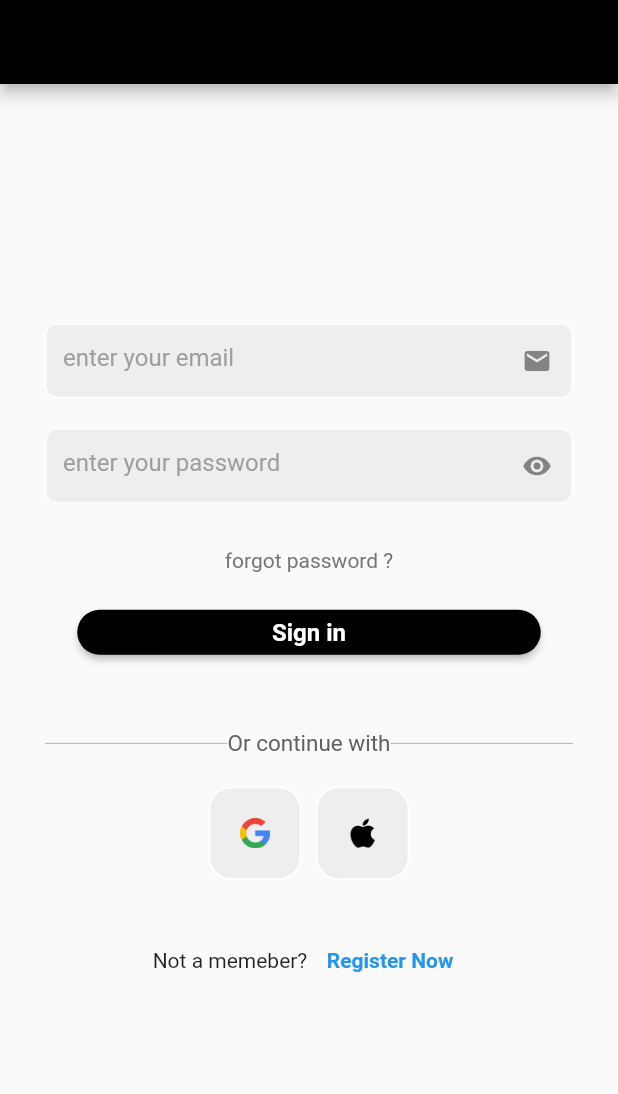
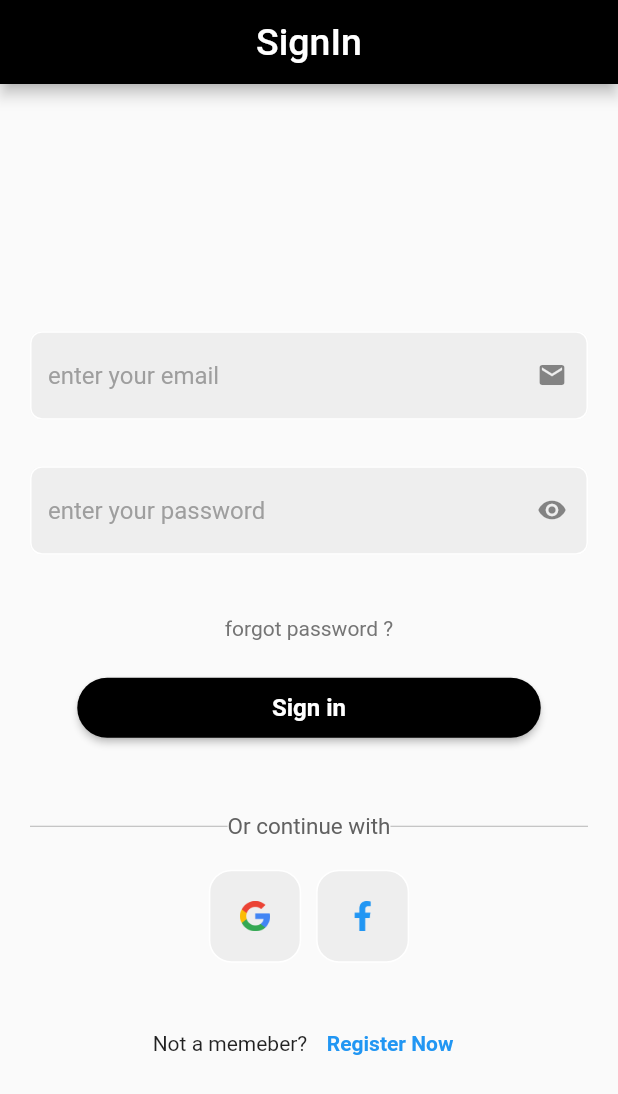
Before and after one commit to Hamzabinahmed/flutter_firebase_login, a Flutter app: the screen it shows after launch, on a phone screen of 412 x 824 dp. Shown: the top 1094 px of the screen. Run offline on Flutter 3.47's test engine with Material 2 defaults, Android fonts, the phone set to English and light mode, and no system bars; our stand-ins replace cloud_firestore, firebase_auth, firebase_core; accounts and stored records are empty.

Commit message:
allproduct.dart ,add_product.dart ,login_screen.dart , signup_screen.dart

```diff
--- a/lib/components/my_button.dart
+++ b/lib/components/my_button.dart
@@ -9,7 +9,7 @@ class MyButton extends StatelessWidget {
   @override
   Widget build(BuildContext context) {
     return SizedBox(
-      height: 30,
+      height: 40,
       width: MediaQuery.of(context).size.width*0.75,
       child: ElevatedButton(
         style: ElevatedButton.styleFrom(
--- a/lib/components/square_tile.dart
+++ b/lib/components/square_tile.dart
@@ -2,9 +2,12 @@ import 'package:flutter/material.dart';
 
 class SquareTile extends StatelessWidget {
   final String imagePath;
+  final Color? color;
   const SquareTile({
     super.key,
     required this.imagePath,
+
+    this.color
   });
 
   @override
@@ -16,7 +19,7 @@ class SquareTile extends StatelessWidget {
         borderRadius: BorderRadius.circular(15),
         color: Colors.grey[200],
       ),
-      child: Image.asset(imagePath, height: 20),
+      child: Image.asset(imagePath, height: 20,color: color,),
     );
   }
 }
--- a/lib/components/textfields.dart
+++ b/lib/components/textfields.dart
@@ -5,21 +5,24 @@ class MyTextField extends StatelessWidget {
   final String hintText;
   final bool obscureText;
   final Icon? icon;
+  final int? maxlength;
   const MyTextField({
     super.key,
     required this.controller,
     required this.hintText,
     required this.obscureText,
     this.icon,
+    this.maxlength,
 
   });
 
   @override
   Widget build(BuildContext context) {
     return SizedBox(
-      height: 50,
+      height: 70,
       width: double.infinity,
       child: TextField(
+        maxLength: maxlength,
         controller: controller,
         obscureText: obscureText,
 
--- a/lib/main.dart
+++ b/lib/main.dart
@@ -19,9 +19,10 @@ class MyApp extends StatelessWidget {
   Widget build(BuildContext context) {
     return MaterialApp(
       theme: ThemeData(
-          appBarTheme: const AppBarTheme(backgroundColor: Colors.black),),
+          appBarTheme: const AppBarTheme(backgroundColor: Colors.black,),),
       debugShowCheckedModeBanner: false,
       home: LoginScreen(),
+      // home: AllProductsView(),
     );
   }
 }
--- a/lib/screens/login_screen.dart
+++ b/lib/screens/login_screen.dart
@@ -1,3 +1,5 @@
+
+
 import 'package:firebase_auth/firebase_auth.dart';
 import 'package:firebase_login_check/components/my_button.dart';
 import 'package:firebase_login_check/components/textfields.dart';
@@ -7,22 +9,24 @@ import 'package:flutter/material.dart';
 
 import '../components/square_tile.dart';
 
-class LoginScreen extends StatelessWidget {
-   LoginScreen({super.key});
+class LoginScreen extends StatefulWidget {
+  const LoginScreen({super.key});
 
+  @override
+  State<LoginScreen> createState() => _LoginScreenState();
+}
+
+class _LoginScreenState extends State<LoginScreen> {
   TextEditingController emailControl = TextEditingController();
 
-  TextEditingController passControl= TextEditingController();
+  TextEditingController passControl = TextEditingController();
 
   login(context) async {
     try {
       await FirebaseAuth.instance.signInWithEmailAndPassword(
           email: emailControl.text, password: passControl.text);
-      Navigator.of(context).push(
-        MaterialPageRoute(
-          builder: (context) => AddProductScreen(),
-        ),
-      );
+      Navigator.pushReplacement(
+          context, MaterialPageRoute(builder: (context) => AddProductScreen()));
     } on FirebaseAuthException catch (e) {
       if (e.code == 'user-not-found') {
       } else if (e.code == 'wrong-password') {}
@@ -32,13 +36,13 @@ class LoginScreen extends StatelessWidget {
   @override
   Widget build(BuildContext context) {
     return Scaffold(
-      appBar: AppBar(),
-      body: SafeArea(
+      appBar: AppBar(title: const Text("SignIn",style: TextStyle(fontSize: 25),),centerTitle: true,),
+      body: SingleChildScrollView(
         child: Padding(
-          padding: const EdgeInsets.symmetric(horizontal: 30.0),
+          padding: const EdgeInsets.symmetric(horizontal: 20.0),
           child: Column(
-            mainAxisAlignment: MainAxisAlignment.center,
             children: [
+              SizedBox(height: MediaQuery.of(context).size.height * 0.2),
               MyTextField(
                 controller: emailControl,
                 hintText: "enter your email",
@@ -129,7 +133,7 @@ class LoginScreen extends StatelessWidget {
                   ),
                   //  Apple button
 
-                  SquareTile(imagePath: 'lib/images/apple.png')
+                  SquareTile(imagePath: 'lib/images/facebook.png',color: Colors.blue,),
                 ],
               ),
               const SizedBox(
--- a/pubspec.yaml
+++ b/pubspec.yaml
@@ -39,6 +39,7 @@ dependencies:
   firebase_auth: ^4.6.2
   cloud_firestore: ^4.8.0
   flutter_popup_menu_button: ^0.0.1+5
+  image_picker: ^0.8.7+5
 
 
 dev_dependencies:
```
Also changed, not shown: lib/screens/add_product_screen.dart (+8 -7 lines), lib/screens/allproduct.dart (+42 -22 lines), lib/screens/product_detail.dart (+41 -7 lines), lib/screens/signup-screen.dart (+10 -3 lines), lib/images/facebook.png (added), pubspec.lock, 1 other file.
